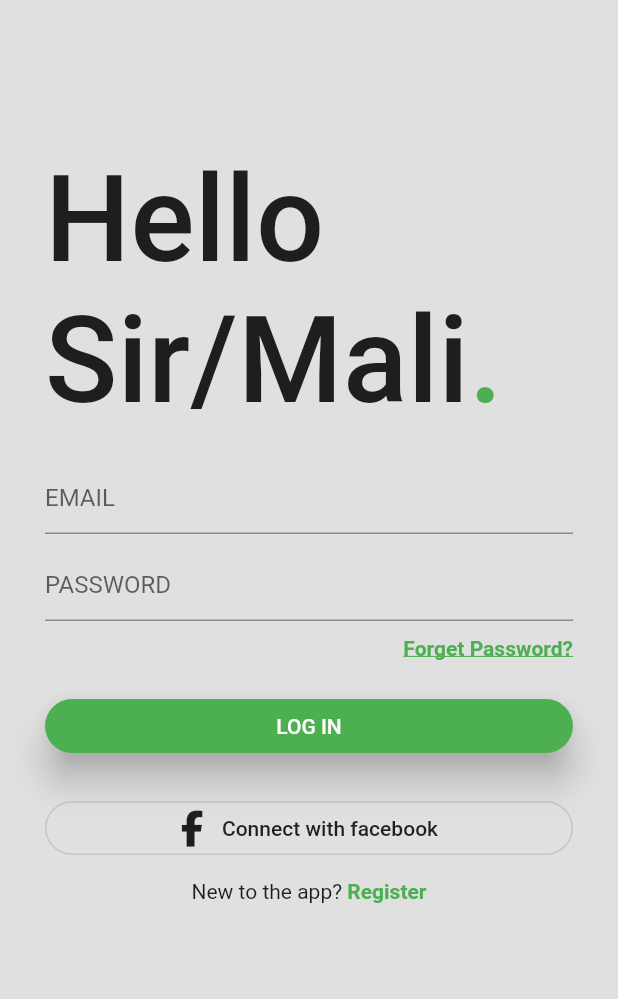
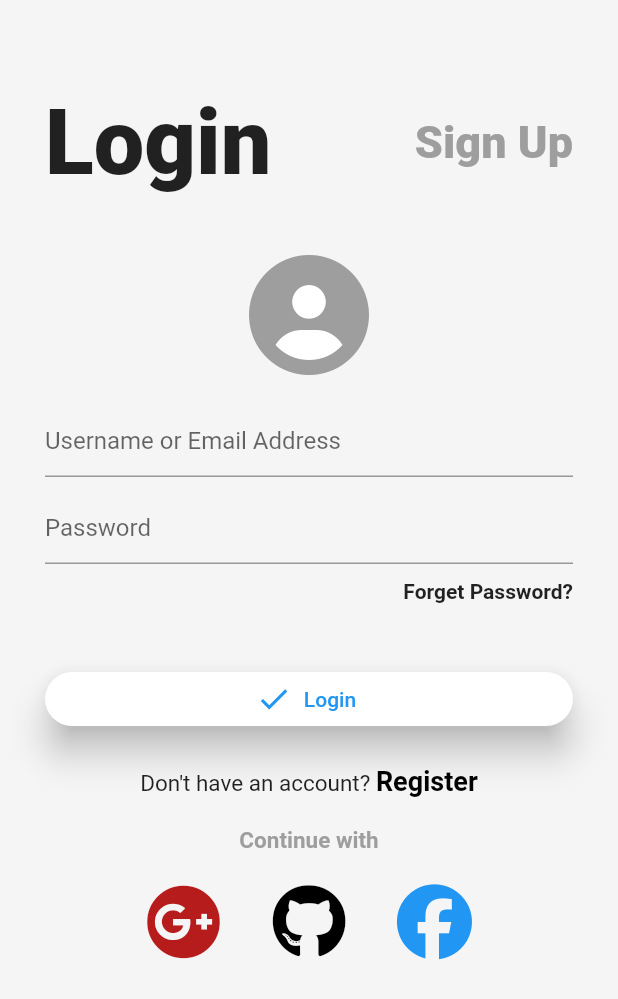
Before and after one commit to AnilK-Panta/flutter_phase1, a Flutter app: the LogIn screen opened directly, on a phone screen of 412 x 824 dp. Shown: the top 999 px of the screen. Run offline on Flutter 3.47's test engine with Material 2 defaults, Android fonts, the phone set to English and light mode, and no system bars; our stand-ins replace flutter_icons.

Commit message:
login page2

```diff
--- a/lib/main.dart
+++ b/lib/main.dart
@@ -1,5 +1,5 @@
 import 'package:flutter/material.dart';
-import 'package:my_profile/pages/home_page.dart';
+import 'package:my_profile/pages/login_page.dart';
 void main() => runApp(MeroApp());
 
 
--- a/lib/pages/login_page.dart
+++ b/lib/pages/login_page.dart
@@ -1,3 +1,6 @@
+
+import 'dart:ui';
+
 import 'package:flutter/material.dart';
 import 'package:flutter_icons/flutter_icons.dart';
 import 'package:my_profile/pages/signup_page.dart';
@@ -11,140 +14,188 @@ class _LogInState extends State<LogIn> {
   Widget build(BuildContext context) {
     return SafeArea(
           child: Scaffold(
-          backgroundColor: Colors.grey.shade300,
-
+            backgroundColor: Colors.grey[100],
         body: SingleChildScrollView(
-          child: Padding(
-            padding: const EdgeInsets.fromLTRB(30, 100, 30, 0),
+          child: Column(
+            children: <Widget>[
+              Padding(
+                padding: const EdgeInsets.fromLTRB(30,60,30,0),
+                child: Row(
+                  children: <Widget>[
+                    Expanded(
 
                         child: Column(
                           crossAxisAlignment: CrossAxisAlignment.start,
-              children: [
-                RichText(
-                  text: TextSpan(
-                    children: [
-                      TextSpan(
-                        text: "Hello\n",
+                        children: <Widget>[
+                          Text("Login",
                           style: TextStyle(
-                          fontSize: 80,
-                          fontWeight: FontWeight.w500,
-                          color: Colors.black87
+                            color: Colors.black87,
+                            fontSize: 60,
+                            fontWeight: FontWeight.w900
+                          ),
+
+                          ),
+                        ],
                       ),
                     ),
-                      TextSpan(
-                        text: "Sir/Mali",
+                    Column(
+                      crossAxisAlignment: CrossAxisAlignment.center,
+                      children: <Widget>[
+                        InkWell(
+                          onTap: (){
+                            Navigator.push(context, MaterialPageRoute(builder: (context)=> SignUp()));
+                          },
+                          child: Text("Sign Up",
                           style: TextStyle(
-                          fontSize: 80,
-                          fontWeight: FontWeight.w500,
-                          color: Colors.black87
+                            color: Colors.grey,
+                            fontSize: 30,
+                            fontWeight: FontWeight.w900
                           ),
                           ),
-                      TextSpan(
-                        text: ".",
-                        style: TextStyle(
-                          fontSize: 80,
-                          fontWeight: FontWeight.w500,
-                          color: Colors.green
                         ),
+                      ],
                     )
-                    ]
-                  )
+                  ],
                 ),
-                 SizedBox(height: 20),
+              ),
+              SizedBox(height: 40,),
+              CircleAvatar(
+
+                child: Icon(FontAwesome.user_circle, size: 80, color: Colors.grey,),
+                radius: 40,
+                backgroundColor: Colors.white,
+              ),
+              SizedBox(height: 20,),
+              Padding(
+                padding: const EdgeInsets.fromLTRB(30,0,30,0),
+                child: Column(
+                  children: <Widget>[
                     TextField(
                   decoration: InputDecoration(
-                     hintText: "EMAIL"
+                    hintText: "Username or Email Address"
                   ),
                 ),
                 SizedBox(height: 10,),
                 TextField(
                   decoration: InputDecoration(
-                     hintText: "PASSWORD"
+                    hintText: "Password",
                   ),
                 ),
-                 SizedBox(height: 10),
+                SizedBox(height: 10,),
                 Row(
                   mainAxisAlignment: MainAxisAlignment.end,
+                  children: <Widget>[
+                    RichText(
+                      text: TextSpan(
                         children: [
-                     Text("Forget Password?", style: TextStyle(color: Colors.green, fontWeight: FontWeight.bold, decoration: TextDecoration.underline),)
+                          TextSpan(
+                            text: "Forget Password?",
+                            style: TextStyle(
+                              color: Colors.black87,
+                              fontWeight: FontWeight.bold
+                            )
+                          )
+                        ]
+                      )
+                      ),
                   ],
                 ),
-                 SizedBox(height: 20),
+                SizedBox(height: 40),
                 Row(
                   children: <Widget>[
                     Expanded(
-                       child: MaterialButton(
+                      child: RaisedButton.icon(
+                        icon: Icon(Icons.check),
+                      onPressed: (){},
                       elevation: 10,
-                         shape: RoundedRectangleBorder(borderRadius: BorderRadius.circular(26)),
-                       color: Colors.green,
-                       textColor: Colors.white,
-                       onPressed: (){},
-                       child: Text("LOG IN"),
-
+                      shape: RoundedRectangleBorder(borderRadius: BorderRadius.circular(20)),
+                      color: Colors.white,
+                      label: Text("Login"),
+                      textColor: Colors.blue,
 
                       ),
                     ),
                   ],
                 ),
-                   SizedBox(height: 20),
-                 Row(
-                 children: <Widget>[
-                   Expanded(
-                       child: OutlineButton.icon(
-                         icon: Icon(FontAwesome.facebook_f),
-                         shape: RoundedRectangleBorder(borderRadius: BorderRadius.circular(26)),
-
-                       textColor: Colors.black87,
-                       onPressed: (){},
-                       label: Text("Connect with facebook"),
-
-
-                     ),
-                   ),
-                 ],
-                   ),
-                   SizedBox(height: 10),
-                   Row(
-                     mainAxisAlignment: MainAxisAlignment.center,
-                     children: <Widget>[
+                SizedBox(height: 20,),
                 InkWell(
                   onTap: (){
-                           Navigator.push(context,
-                           MaterialPageRoute(builder: (context) => SignSi()));
+                            Navigator.push(context, MaterialPageRoute(builder: (context)=> SignUp()));
                   },
-                           child: RichText(text:
-                           TextSpan(
+                    child: RichText(
+                    text: TextSpan(
                       children: [
                         TextSpan(
-                               text: "New to the app? ",
+                          text: "Don't have an account? ",
                           style: TextStyle(
                             color: Colors.black87,
-
+                            fontSize: 15,
                           )
                         ),
                         TextSpan(
                           text: "Register",
                           style: TextStyle(
-                                 color: Colors.green,
+                            color: Colors.black,
+                            fontWeight: FontWeight.bold,
+                            fontSize: 18,
+                          )
+                        )
+                      ]
+                    )
+                  ),
+                ),
+                SizedBox(height: 20,),
+                RichText(
+                  text: TextSpan(
+                    children: [
+                      TextSpan(
+                        text: "Continue with",
+                        style: TextStyle(
+                          color: Colors.grey,
+                          fontSize: 15,
                           fontWeight: FontWeight.bold,
                         )
                       )
                     ]
+                  )
                   ),
+                  SizedBox(height: 20,),
+                  Row(
+                    mainAxisAlignment: MainAxisAlignment.center,
+                    children: <Widget>[
+                      Expanded(
+                          child: Column(
+                            crossAxisAlignment: CrossAxisAlignment.end,
+                          children: <Widget>[
+                            Icon(FontAwesome5Brands.google_plus, size: 50, color: Colors.red[900])
+                          ],
+                        ),
+                      ),
+                      Expanded(
+                          child: Column(
+                          children: <Widget>[
+                            Icon(FontAwesome5Brands.github, size: 50, color: Colors.black,)
+                          ],
+                        ),
+                      ),
+                      Expanded(
+                          child: Column(
+                            crossAxisAlignment: CrossAxisAlignment.start,
+                          children: <Widget>[
+                            Icon(FontAwesome.facebook, size: 50, color: Colors.blue)
+                          ],
+                        ),
+                      )
 
+                    ],
+                  )
+                  ],
                 ),
               )
             ],
           )
-
-              ],
-            ),
         )
-        )
-
       ),
     );
-
-
   }
 }
```
Also changed, not shown: lib/my_component/merodrawer.dart (deleted, +0 -43 lines), lib/pages/signup_page.dart (+73 -72 lines). Lines whose indentation alone changed are shown as unchanged.
